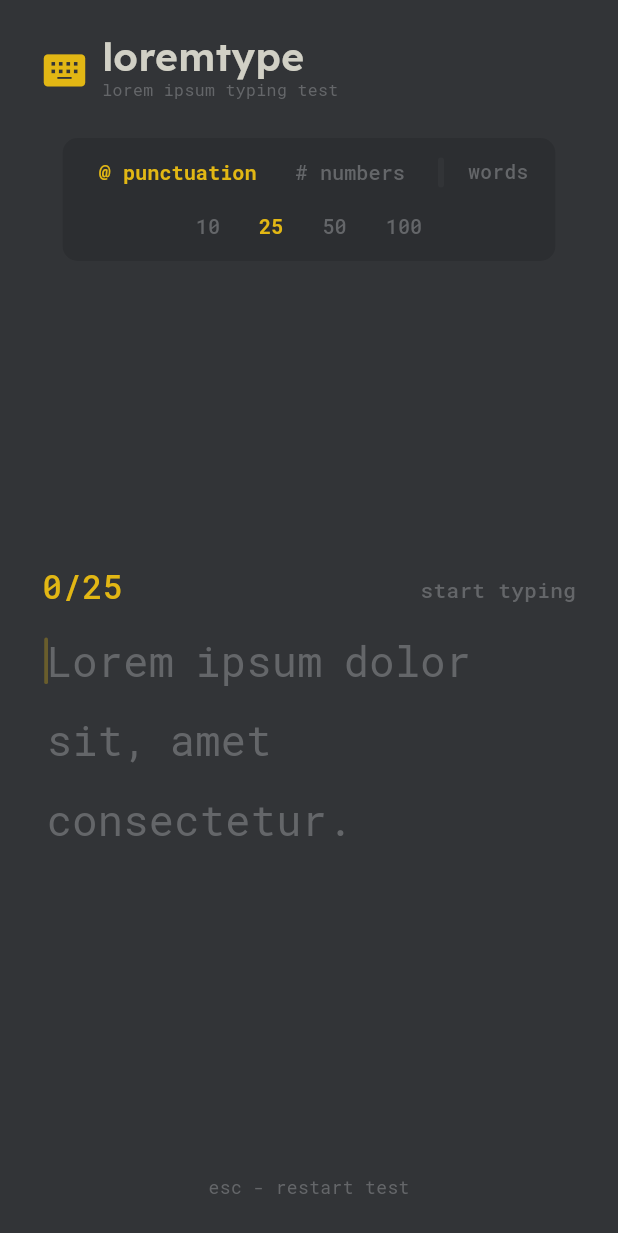
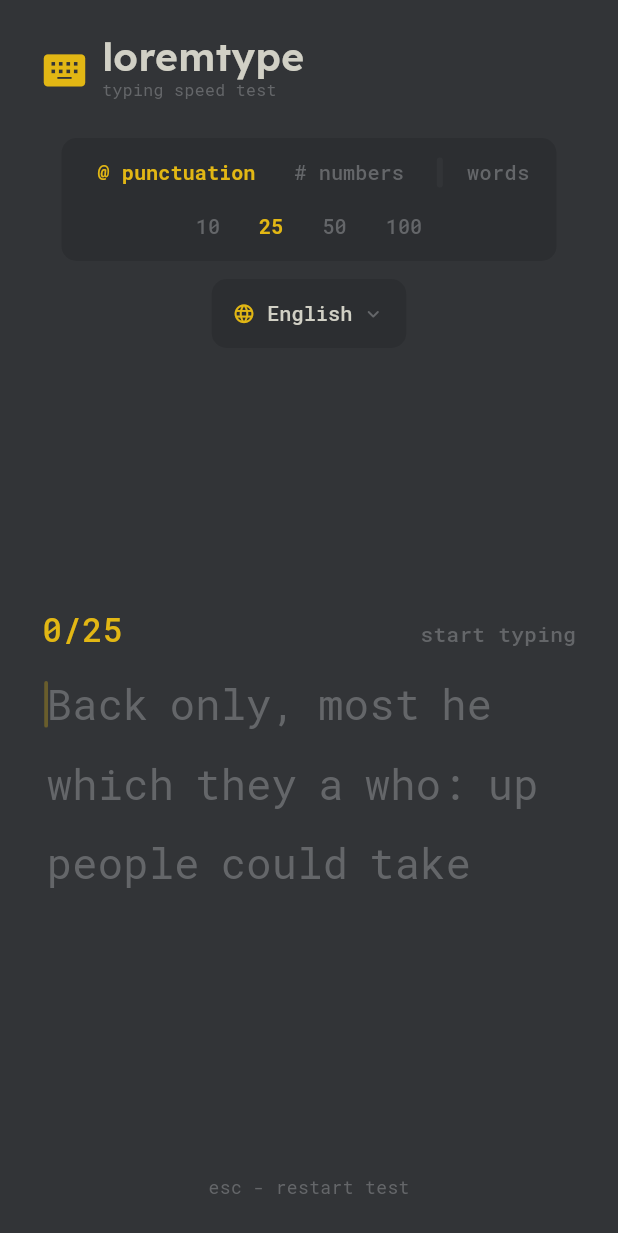
Before and after one commit to smnlavallee/velvet-quill-7392, a Flutter app: the screen it shows after launch, after a tap on an icon or button, on a phone screen of 412 x 824 dp. Shown: the top 1233 px of the screen. Run offline on Flutter 3.47's test engine with Material 3 defaults, Android fonts, the phone set to English and light mode, and no system bars; our stand-ins replace material_ui.

Commit message:
Add English, French, and Lorem Ipsum language dropdown with 100-word randomized pools

```diff
--- a/lib/engine/lorem_words.dart
+++ /dev/null
@@ -1,131 +0,0 @@
-/// Deterministic Lorem Ipsum word corpus (100 words) with optional
-/// punctuation and number injection matching Monkeytype's modifiers.
-abstract final class LoremWords {
-  static const List<int> wordCountPresets = <int>[10, 25, 50, 100];
-  static const int maxWords = 100;
-
-  /// Classic 100-word lowercase Lorem Ipsum passage.
-  static const List<String> baseWords = <String>[
-    'lorem', 'ipsum', 'dolor', 'sit', 'amet', 'consectetur', 'adipiscing', 'elit', 'sed', 'do',
-    'eiusmod', 'tempor', 'incididunt', 'ut', 'labore', 'et', 'dolore', 'magna', 'aliqua', 'ut',
-    'enim', 'ad', 'minim', 'veniam', 'quis', 'nostrud', 'exercitation', 'ullamco', 'laboris', 'nisi',
-    'ut', 'aliquip', 'ex', 'ea', 'commodo', 'consequat', 'duis', 'aute', 'irure', 'dolor',
-    'in', 'reprehenderit', 'in', 'voluptate', 'velit', 'esse', 'cillum', 'dolore', 'eu', 'fugiat',
-    'nulla', 'pariatur', 'excepteur', 'sint', 'occaecat', 'cupidatat', 'non', 'proident', 'sunt', 'in',
-    'culpa', 'qui', 'officia', 'deserunt', 'mollit', 'anim', 'id', 'est', 'laborum', 'sed',
-    'ut', 'perspiciatis', 'unde', 'omnis', 'iste', 'natus', 'error', 'sit', 'voluptatem', 'accusantium',
-    'doloremque', 'laudantium', 'totam', 'rem', 'aperiam', 'eaque', 'ipsa', 'quae', 'ab', 'illo',
-    'inventore', 'veritatis', 'et', 'quasi', 'architecto', 'beatae', 'vitae', 'dicta', 'sunt', 'explicabo',
-  ];
-
-  static const Map<int, String> _numberReplacements = <int, String>{
-    2: '42',
-    7: '2026',
-    13: '108',
-    19: '7',
-    24: '512',
-    31: '99',
-    37: '304',
-    44: '16',
-    51: '840',
-    58: '23',
-    65: '4096',
-    72: '15',
-    79: '620',
-    86: '88',
-    94: '1975',
-  };
-
-  static const Map<int, String> _trailingPunctuation = <int, String>{
-    3: ',',
-    5: '.',
-    8: ';',
-    11: ',',
-    15: '?',
-    18: ',',
-    21: ':',
-    23: '.',
-    27: ',',
-    30: '!',
-    35: '.',
-    39: ',',
-    43: ';',
-    47: '.',
-    51: '.',
-    55: ',',
-    59: '?',
-    64: ',',
-    68: '.',
-    73: ',',
-    77: ':',
-    81: '.',
-    85: ',',
-    89: '!',
-    93: ',',
-    96: ';',
-  };
-
-  static const Set<int> _quotedIndices = <int>{12, 33, 53, 75, 91};
-
-  /// Generates a deterministic list of [count] words (clamped 1..100).
-  static List<String> generate({
-    required int count,
-    bool includePunctuation = false,
-    bool includeNumbers = false,
-  }) {
-    final safeCount = count.clamp(1, maxWords);
-    final words = List<String>.generate(safeCount, (int index) {
-      if (includeNumbers && _numberReplacements.containsKey(index)) {
-        return _numberReplacements[index]!;
-      }
-      return baseWords[index];
-    });
-
-    if (!includePunctuation) {
-      return List<String>.unmodifiable(words);
-    }
-
-    var capitalizeNext = true;
-    for (var i = 0; i < words.length; i++) {
-      var word = words[i];
-      if (capitalizeNext) {
-        word = _capitalize(word);
-        capitalizeNext = false;
-      }
-
-      if (_quotedIndices.contains(i) && !_trailingPunctuation.containsKey(i)) {
-        word = '"$word"';
-      }
-
-      final mark = _trailingPunctuation[i];
-      if (mark != null && i < words.length - 1) {
-        word = '$word$mark';
-        if (mark == '.' || mark == '?' || mark == '!') {
-          capitalizeNext = true;
-        }
-      }
-
-      words[i] = word;
-    }
-
-    // Ensure the passage concludes with terminal punctuation.
-    final lastIndex = words.length - 1;
-    var last = words[lastIndex];
-    if (!last.endsWith('.') && !last.endsWith('?') && !last.endsWith('!')) {
-      if (last.endsWith(',') || last.endsWith(';') || last.endsWith(':')) {
-        last = last.substring(0, last.length - 1);
-      }
-      words[lastIndex] = '$last.';
-    }
-
-    return List<String>.unmodifiable(words);
-  }
-
-  static String _capitalize(String word) {
-    if (word.isEmpty) return word;
-    final first = word[0];
-    final upper = first.toUpperCase();
-    if (first == upper) return word;
-    return '$upper${word.substring(1)}';
-  }
-}
--- a/lib/engine/typing_session.dart
+++ b/lib/engine/typing_session.dart
@@ -3,7 +3,7 @@ import 'dart:math' as math;
 
 import 'package:flutter/foundation.dart';
 
-import 'lorem_words.dart';
+import 'word_bank.dart';
 
 enum TestStatus { idle, running, finished }
 
@@ -27,27 +27,33 @@ class CharacterStats {
 /// Pure state controller for the single-page Monkeytype-style typing test.
 class TypingSession extends ChangeNotifier {
   TypingSession({
+    TypingLanguage initialLanguage = TypingLanguage.english,
     int initialWordCount = 25,
     bool initialPunctuation = false,
     bool initialNumbers = false,
     DateTime Function()? clock,
-  })  : _wordCount = initialWordCount.clamp(1, LoremWords.maxWords),
+    math.Random? random,
+  })  : _language = initialLanguage,
+        _wordCount = initialWordCount.clamp(1, WordBank.maxWords),
         _includePunctuation = initialPunctuation,
         _includeNumbers = initialNumbers,
-        _clock = clock ?? DateTime.now {
+        _clock = clock ?? DateTime.now,
+        _random = random ?? math.Random() {
     _rebuildWords();
   }
 
   static const int maxExtraCharsPerWord = 12;
 
   final DateTime Function() _clock;
+  final math.Random _random;
 
+  TypingLanguage _language;
   int _wordCount;
   bool _includePunctuation;
   bool _includeNumbers;
 
-  late List<String> _words;
-  late List<String> _typedWords;
+  List<String> _words = const <String>[];
+  List<String> _typedWords = const <String>[];
   int _currentWordIndex = 0;
   TestStatus _status = TestStatus.idle;
   DateTime? _startTime;
@@ -57,6 +63,7 @@ class TypingSession extends ChangeNotifier {
   int _inputRevision = 0;
   Timer? _ticker;
 
+  TypingLanguage get language => _language;
   int get wordCount => _wordCount;
   bool get includePunctuation => _includePunctuation;
   bool get includeNumbers => _includeNumbers;
@@ -160,8 +167,16 @@ class TypingSession extends ChangeNotifier {
     return _typedWords[index] != _words[index];
   }
 
+  void setLanguage(TypingLanguage next) {
+    if (next == _language && _status == TestStatus.idle) {
+      return;
+    }
+    _language = next;
+    reset();
+  }
+
   void setWordCount(int count) {
-    final next = count.clamp(1, LoremWords.maxWords);
+    final next = count.clamp(1, WordBank.maxWords);
     if (next == _wordCount && _status == TestStatus.idle) {
       return;
     }
@@ -281,10 +296,13 @@ class TypingSession extends ChangeNotifier {
   }
 
   void _rebuildWords() {
-    _words = LoremWords.generate(
+    _words = WordBank.generate(
+      language: _language,
       count: _wordCount,
       includePunctuation: _includePunctuation,
       includeNumbers: _includeNumbers,
+      previousWords: _words.isEmpty ? null : _words,
+      random: _random,
     );
     _typedWords = List<String>.filled(_words.length, '');
   }
--- /dev/null
+++ b/lib/engine/word_bank.dart
@@ -0,0 +1,207 @@
+import 'dart:math' as math;
+
+enum TypingLanguage {
+  english('English'),
+  french('French'),
+  loremIpsum('Lorem Ipsum');
+
+  const TypingLanguage(this.label);
+
+  final String label;
+}
+
+/// 100-word pools for English, French, and Lorem Ipsum with randomized
+/// non-repeating sequence generation, punctuation, and numbers.
+abstract final class WordBank {
+  static const List<int> wordCountPresets = <int>[10, 25, 50, 100];
+  static const int maxWords = 100;
+
+  static const List<String> englishWords = <String>[
+    'the', 'be', 'of', 'and', 'a', 'to', 'in', 'he', 'have', 'it',
+    'that', 'for', 'they', 'with', 'as', 'not', 'on', 'she', 'at', 'by',
+    'this', 'we', 'you', 'do', 'but', 'from', 'or', 'which', 'one', 'would',
+    'all', 'will', 'there', 'say', 'who', 'make', 'when', 'can', 'more', 'if',
+    'no', 'man', 'out', 'other', 'so', 'what', 'time', 'up', 'go', 'about',
+    'than', 'into', 'could', 'state', 'only', 'new', 'year', 'some', 'take', 'come',
+    'these', 'know', 'see', 'use', 'get', 'like', 'then', 'first', 'any', 'work',
+    'now', 'may', 'such', 'give', 'over', 'think', 'most', 'even', 'find', 'day',
+    'also', 'after', 'way', 'many', 'must', 'look', 'before', 'great', 'back', 'through',
+    'long', 'where', 'much', 'should', 'well', 'people', 'down', 'own', 'just', 'because',
+  ];
+
+  static const List<String> frenchWords = <String>[
+    'le', 'de', 'un', 'être', 'et', 'à', 'il', 'avoir', 'ne', 'je',
+    'son', 'que', 'se', 'qui', 'ce', 'dans', 'en', 'du', 'elle', 'au',
+    'pour', 'pas', 'vous', 'par', 'sur', 'faire', 'plus', 'dire', 'me', 'on',
+    'mon', 'lui', 'nous', 'comme', 'mais', 'pouvoir', 'avec', 'tout', 'aller', 'voir',
+    'bien', 'où', 'sans', 'tu', 'ou', 'leur', 'homme', 'si', 'deux', 'mari',
+    'moi', 'vouloir', 'te', 'femme', 'venir', 'quand', 'grand', 'celui', 'notre', 'devoir',
+    'jour', 'prendre', 'même', 'votre', 'rien', 'petit', 'encore', 'aussi', 'quelque', 'dont',
+    'temps', 'très', 'savoir', 'falloir', 'donner', 'parler', 'main', 'chose', 'monde', 'vie',
+    'année', 'après', 'déjà', 'maison', 'travail', 'ville', 'pays', 'moment', 'heure', 'idée',
+    'école', 'enfant', 'ami', 'terre', 'soleil', 'nuit', 'matin', 'soir', 'livre', 'chemin',
+  ];
+
+  static const List<String> loremIpsumWords = <String>[
+    'lorem', 'ipsum', 'dolor', 'sit', 'amet', 'consectetur', 'adipiscing', 'elit', 'sed', 'do',
+    'eiusmod', 'tempor', 'incididunt', 'ut', 'labore', 'et', 'dolore', 'magna', 'aliqua', 'enim',
+    'ad', 'minim', 'veniam', 'quis', 'nostrud', 'exercitation', 'ullamco', 'laboris', 'nisi', 'aliquip',
+    'ex', 'ea', 'commodo', 'consequat', 'duis', 'aute', 'irure', 'in', 'reprehenderit', 'voluptate',
+    'velit', 'esse', 'cillum', 'eu', 'fugiat', 'nulla', 'pariatur', 'excepteur', 'sint', 'occaecat',
+    'cupidatat', 'non', 'proident', 'sunt', 'culpa', 'qui', 'officia', 'deserunt', 'mollit', 'anim',
+    'id', 'est', 'laborum', 'perspiciatis', 'unde', 'omnis', 'iste', 'natus', 'error', 'voluptatem',
+    'accusantium', 'doloremque', 'laudantium', 'totam', 'rem', 'aperiam', 'eaque', 'ipsa', 'quae', 'ab',
+    'illo', 'inventore', 'veritatis', 'quasi', 'architecto', 'beatae', 'vitae', 'dicta', 'explicabo', 'nemo',
+    'ipsam', 'quia', 'voluptas', 'aspernatur', 'aut', 'odit', 'fugit', 'numquam', 'eius', 'modi',
+  ];
+
+  static const List<String> _punctuationMarks = <String>[
+    ',', ',', ',', '.', '.', '.', ';', ':', '?', '!',
+  ];
+
+  static List<String> poolFor(TypingLanguage language) {
+    return switch (language) {
+      TypingLanguage.english => englishWords,
+      TypingLanguage.french => frenchWords,
+      TypingLanguage.loremIpsum => loremIpsumWords,
+    };
+  }
+
+  /// Generates a fresh randomized sequence of [count] words (1..100) from the
+  /// selected language's 100-word pool, guaranteed to differ from [previousWords].
+  static List<String> generate({
+    required TypingLanguage language,
+    required int count,
+    bool includePunctuation = false,
+    bool includeNumbers = false,
+    List<String>? previousWords,
+    math.Random? random,
+  }) {
+    final rng = random ?? math.Random();
+    final safeCount = count.clamp(1, maxWords);
+    final pool = poolFor(language);
+
+    late List<String> result;
+    for (var attempt = 0; attempt < 6; attempt++) {
+      final shuffled = List<String>.from(pool)..shuffle(rng);
+      final words = shuffled.sublist(0, safeCount);
+
+      if (includeNumbers) {
+        _injectNumbers(words, rng);
+      }
+      if (includePunctuation) {
+        _applyPunctuation(words, rng);
+      }
+
+      result = words;
+      if (previousWords == null || !_listEquals(result, previousWords)) {
+        break;
+      }
+    }
+
+    // Guarantee a visibly different order even under extreme coincidence.
+    if (previousWords != null &&
+        _listEquals(result, previousWords) &&
+        result.length >= 2) {
+      final first = result[0];
+      result[0] = result[1];
+      result[1] = first;
+    }
+
+    return List<String>.unmodifiable(result);
+  }
+
+  static void _injectNumbers(List<String> words, math.Random rng) {
+    if (words.isEmpty) return;
+    final targetNumbers =
+        math.max(2, (words.length * 0.16).round()).clamp(1, words.length);
+    final availableIndices = List<int>.generate(
+      words.length > 1 ? words.length - 1 : 1,
+      (int i) => words.length > 1 ? i + 1 : 0,
+    )..shuffle(rng);
+
+    for (var i = 0; i < targetNumbers && i < availableIndices.length; i++) {
+      words[availableIndices[i]] = _randomNumber(rng);
+    }
+  }
+
+  static String _randomNumber(math.Random rng) {
+    return switch (rng.nextInt(4)) {
+      0 => '${rng.nextInt(9) + 1}',
+      1 => '${rng.nextInt(90) + 10}',
+      2 => '${rng.nextInt(900) + 100}',
+      _ => '${rng.nextInt(3000) + 1000}',
+    };
+  }
+
+  static void _applyPunctuation(List<String> words, math.Random rng) {
+    if (words.isEmpty) return;
+
+    var capitalizeNext = true;
+    var wordsSinceMark = 0;
+    var nextGap = 2 + rng.nextInt(3);
+
+    for (var i = 0; i < words.length; i++) {
+      var word = words[i];
+      if (capitalizeNext) {
+        word = _capitalize(word);
+        capitalizeNext = false;
+      }
+
+      final isLast = i == words.length - 1;
+      if (!isLast) {
+        wordsSinceMark++;
+        if (wordsSinceMark >= nextGap) {
+          if (rng.nextInt(7) == 0 && !_isNumeric(word)) {
+            word = '"$word"';
+          } else {
+            final mark =
+                _punctuationMarks[rng.nextInt(_punctuationMarks.length)];
+            word = '$word$mark';
+            if (mark == '.' || mark == '?' || mark == '!') {
+              capitalizeNext = true;
+            }
+          }
+          wordsSinceMark = 0;
+          nextGap = 3 + rng.nextInt(4);
+        }
+      }
+
+      words[i] = word;
+    }
+
+    final lastIndex = words.length - 1;
+    var last = words[lastIndex];
+    if (!last.endsWith('.') && !last.endsWith('?') && !last.endsWith('!')) {
+      if (last.endsWith(',') || last.endsWith(';') || last.endsWith(':')) {
+        last = last.substring(0, last.length - 1);
+      }
+      words[lastIndex] = '$last.';
+    }
+  }
+
+  static bool _isNumeric(String word) {
+    if (word.isEmpty) return false;
+    for (var i = 0; i < word.length; i++) {
+      final unit = word.codeUnitAt(i);
+      if (unit < 48 || unit > 57) return false;
+    }
+    return true;
+  }
+
+  static String _capitalize(String word) {
+    if (word.isEmpty) return word;
+    final first = word[0];
+    final upper = first.toUpperCase();
+    if (first == upper) return word;
+    return '$upper${word.substring(1)}';
+  }
+
+  static bool _listEquals(List<String> a, List<String> b) {
+    if (a.length != b.length) return false;
+    for (var i = 0; i < a.length; i++) {
+      if (a[i] != b[i]) return false;
+    }
+    return true;
+  }
+}
--- a/lib/pages/typing_page.dart
+++ b/lib/pages/typing_page.dart
@@ -1,9 +1,10 @@
+import 'package:flutter/services.dart';
 import 'package:material_ui/material_ui.dart';
-import 'package:flutter/services.dart';
 
 import '../engine/typing_session.dart';
 import '../theme/app_colors.dart';
 import '../widgets/config_bar.dart';
+import '../widgets/language_dropdown.dart';
 import '../widgets/results_panel.dart';
 import '../widgets/word_display.dart';
 
@@ -43,6 +44,14 @@ class _TypingPageState extends State<TypingPage> {
   }
 
   bool _handleHardwareKey(KeyEvent event) {
+    if (!mounted) {
+      return false;
+    }
+    final route = ModalRoute.of(context);
+    if (route != null && !route.isCurrent) {
+      return false;
+    }
+
     if (event is! KeyDownEvent && event is! KeyRepeatEvent) {
       return false;
     }
@@ -129,9 +138,21 @@ class _TypingPageState extends State<TypingPage> {
                         _buildHeader(),
                         const SizedBox(height: 24),
                         Center(
-                          child: ConfigBar(
-                            session: _session,
-                            onOptionChanged: _refocusTyping,
+                          child: Wrap(
+                            alignment: WrapAlignment.center,
+                            crossAxisAlignment: WrapCrossAlignment.center,
+                            spacing: 12,
+                            runSpacing: 12,
+                            children: <Widget>[
+                              ConfigBar(
+                                session: _session,
+                                onOptionChanged: _refocusTyping,
+                              ),
+                              LanguageDropdown(
+                                session: _session,
+                                onOptionChanged: _refocusTyping,
+                              ),
+                            ],
                           ),
                         ),
                         Expanded(
@@ -186,7 +207,7 @@ class _TypingPageState extends State<TypingPage> {
             ),
             SizedBox(height: 2),
             Text(
-              'lorem ipsum typing test',
+              'typing speed test',
               style: TextStyle(
                 fontFamily: 'RobotoMono',
                 fontSize: 11,
--- a/lib/widgets/config_bar.dart
+++ b/lib/widgets/config_bar.dart
@@ -1,7 +1,7 @@
 import 'package:material_ui/material_ui.dart';
 
-import '../engine/lorem_words.dart';
 import '../engine/typing_session.dart';
+import '../engine/word_bank.dart';
 import '../theme/app_colors.dart';
 
 class ConfigBar extends StatelessWidget {
@@ -55,12 +55,13 @@ class ConfigBar extends StatelessWidget {
               'words',
               style: TextStyle(
                 color: AppColors.sub,
-                fontSize: 13,
+                fontSize: 13.5,
+                height: 1.35,
                 fontWeight: FontWeight.w500,
               ),
             ),
           ),
-          for (final count in LoremWords.wordCountPresets)
+          for (final count in WordBank.wordCountPresets)
             _ConfigToggleButton(
               buttonKey: Key('word_count_$count'),
               label: '$count',
@@ -150,6 +151,7 @@ class _ConfigToggleButtonState extends State<_ConfigToggleButton> {
               style: TextStyle(
                 fontFamily: 'RobotoMono',
                 fontSize: 13.5,
+                height: 1.35,
                 fontWeight: widget.active ? FontWeight.w600 : FontWeight.w500,
                 color: foreground,
               ),
--- /dev/null
+++ b/lib/widgets/language_dropdown.dart
@@ -0,0 +1,133 @@
+import 'package:material_ui/material_ui.dart';
+
+import '../engine/typing_session.dart';
+import '../engine/word_bank.dart';
+import '../theme/app_colors.dart';
+
+class LanguageDropdown extends StatefulWidget {
+  const LanguageDropdown({
+    super.key,
+    required this.session,
+    required this.onOptionChanged,
+  });
+
+  final TypingSession session;
+  final VoidCallback onOptionChanged;
+
+  @override
+  State<LanguageDropdown> createState() => _LanguageDropdownState();
+}
+
+class _LanguageDropdownState extends State<LanguageDropdown> {
+  bool _hovered = false;
+
+  @override
+  Widget build(BuildContext context) {
+    final activeLanguage = widget.session.language;
+    final labelColor = _hovered ? AppColors.accent : AppColors.text;
+    final chevronColor = _hovered ? AppColors.text : AppColors.sub;
+
+    return Container(
+      decoration: BoxDecoration(
+        color: AppColors.subBg,
+        borderRadius: BorderRadius.circular(10),
+      ),
+      child: MouseRegion(
+        cursor: SystemMouseCursors.click,
+        onEnter: (_) => setState(() => _hovered = true),
+        onExit: (_) => setState(() => _hovered = false),
+        child: PopupMenuButton<TypingLanguage>(
+          key: const Key('language_dropdown'),
+          tooltip: '',
+          initialValue: activeLanguage,
+          color: AppColors.subBg,
+          surfaceTintColor: Colors.transparent,
+          elevation: 6,
+          offset: const Offset(0, 50),
+          shape: RoundedRectangleBorder(
+            borderRadius: BorderRadius.circular(10),
+            side: const BorderSide(color: Color(0xFF3E4044), width: 1),
+          ),
+          onSelected: (TypingLanguage selected) {
+            widget.session.setLanguage(selected);
+            widget.onOptionChanged();
+          },
+          onCanceled: widget.onOptionChanged,
+          itemBuilder: (BuildContext context) {
+            return TypingLanguage.values.map((TypingLanguage lang) {
+              final isSelected = lang == activeLanguage;
+              return PopupMenuItem<TypingLanguage>(
+                key: Key('language_option_${lang.name}'),
+                value: lang,
+                height: 40,
+                child: Row(
+                  mainAxisSize: MainAxisSize.min,
+                  children: <Widget>[
+                    SizedBox(
+                      width: 18,
+                      child: isSelected
+                          ? const Icon(
+                              Icons.check_rounded,
+                              size: 15,
+                              color: AppColors.accent,
+                            )
+                          : null,
+                    ),
+                    const SizedBox(width: 6),
+                    Text(
+                      lang.label,
+                      style: TextStyle(
+                        fontFamily: 'RobotoMono',
+                        fontSize: 13.5,
+                        height: 1.35,
+                        fontWeight:
+                            isSelected ? FontWeight.w600 : FontWeight.w400,
+                        color: isSelected ? AppColors.accent : AppColors.text,
+                      ),
+                    ),
+                  ],
+                ),
+              );
+            }).toList();
+          },
+          child: Semantics(
+            button: true,
+            label: 'Language: ${activeLanguage.label}',
+            excludeSemantics: true,
+            child: Padding(
+              padding: const EdgeInsets.symmetric(horizontal: 14, vertical: 14),
+              child: Row(
+                mainAxisSize: MainAxisSize.min,
+                children: <Widget>[
+                  const Icon(
+                    Icons.language_rounded,
+                    size: 15,
+                    color: AppColors.accent,
+                  ),
+                  const SizedBox(width: 8),
+                  AnimatedDefaultTextStyle(
+                    duration: const Duration(milliseconds: 120),
+                    style: TextStyle(
+                      fontFamily: 'RobotoMono',
+                      fontSize: 13.5,
+                      height: 1.35,
+                      fontWeight: FontWeight.w500,
+                      color: labelColor,
+                    ),
+                    child: Text(activeLanguage.label),
+                  ),
+                  const SizedBox(width: 6),
+                  Icon(
+                    Icons.keyboard_arrow_down_rounded,
+                    size: 16,
+                    color: chevronColor,
+                  ),
+                ],
+              ),
+            ),
+          ),
+        ),
+      ),
+    );
+  }
+}
--- a/lib/widgets/results_panel.dart
+++ b/lib/widgets/results_panel.dart
@@ -22,12 +22,11 @@ class ResultsPanel extends StatelessWidget {
         : '${elapsedSeconds.round()}s';
 
     final modifiers = <String>[
+      session.language.label.toLowerCase(),
       if (session.includePunctuation) 'punctuation',
       if (session.includeNumbers) 'numbers',
     ];
-    final testTypeLabel = modifiers.isEmpty
-        ? 'words ${session.wordCount}'
-        : 'words ${session.wordCount} · ${modifiers.join(' + ')}';
+    final testTypeLabel = 'words ${session.wordCount} · ${modifiers.join(' + ')}';
 
     return Column(
       mainAxisSize: MainAxisSize.min,
```
Also changed, not shown: 4 other files.
